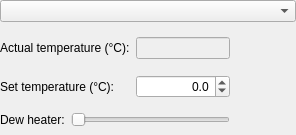
Old version of the form gui/snowgui/icegui/coolercontrollerwidget.ui in the repository AndreasFMueller/AstroPhotography.
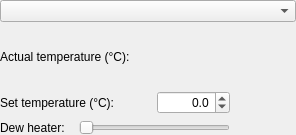
New version of the form. Custom widgets are drawn as their Qt base class.

Commit message: add Horizon class to the control library

```diff
--- a/gui/snowgui/icegui/coolercontrollerwidget.ui
+++ b/gui/snowgui/icegui/coolercontrollerwidget.ui
@@ -79,16 +79,6 @@
         </property>
        </widget>
       </item>
-      <item row="0" column="2">
-       <widget class="QLineEdit" name="actualTemperatureField">
-        <property name="enabled">
-         <bool>false</bool>
-        </property>
-        <property name="alignment">
-         <set>Qt::AlignRight|Qt::AlignTrailing|Qt::AlignVCenter</set>
-        </property>
-       </widget>
-      </item>
       <item row="1" column="2">
        <widget class="QDoubleSpinBox" name="setTemperatureSpinBox">
         <property name="alignment">
@@ -136,6 +126,16 @@
         </property>
        </widget>
       </item>
+      <item row="0" column="2">
+       <widget class="QLabel" name="actualTemperatureField">
+        <property name="text">
+         <string/>
+        </property>
+        <property name="alignment">
+         <set>Qt::AlignRight|Qt::AlignTrailing|Qt::AlignVCenter</set>
+        </property>
+       </widget>
+      </item>
      </layout>
     </widget>
    </item>
```
The commit also changes 21 other files.
